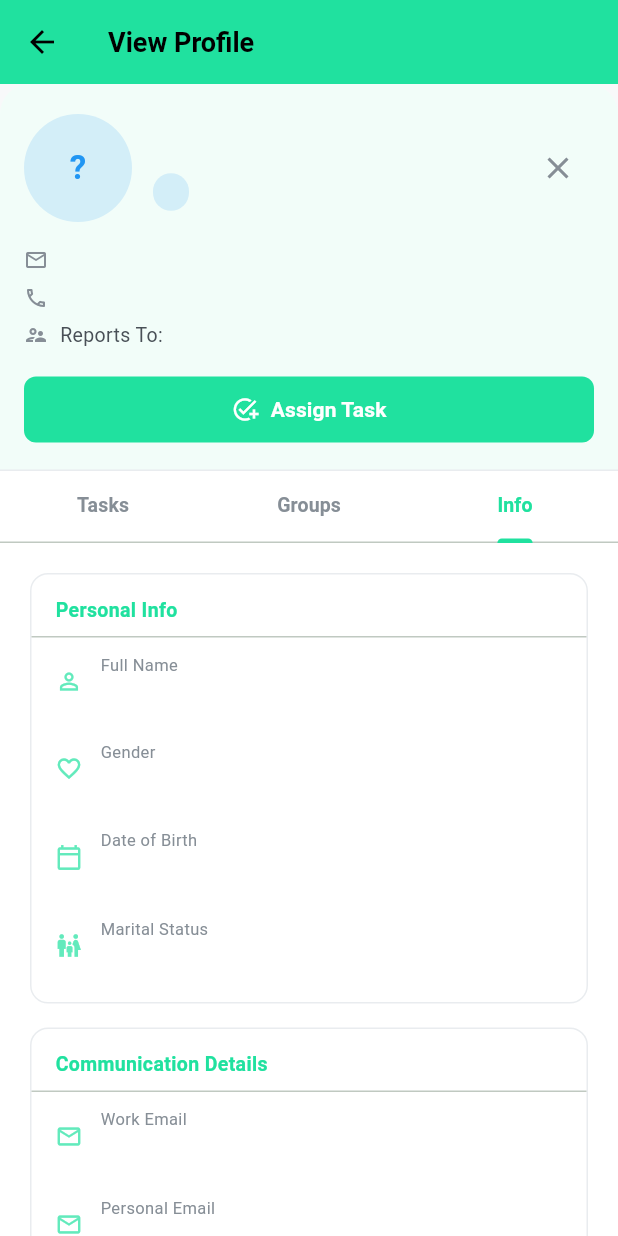
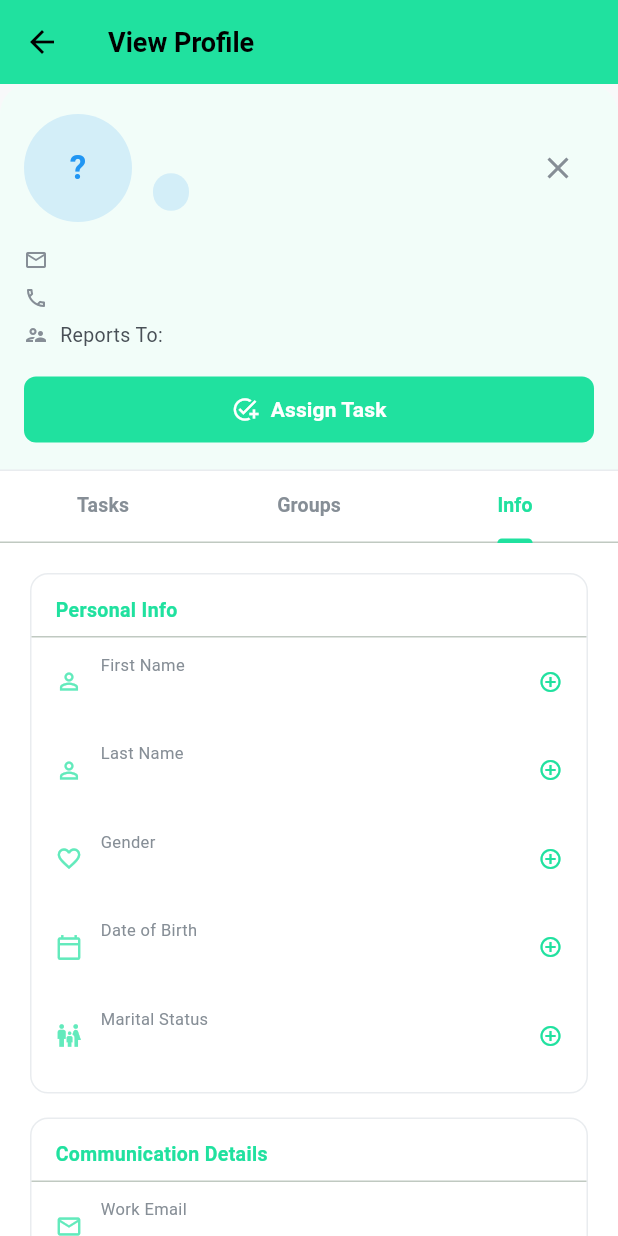
Before and after one commit to Sunilturkar2810/DT_pro_Two, a Flutter app: the ViewProfileScreen screen opened directly with empty values, tab 3 chosen, on a phone screen of 412 x 824 dp. Run offline on Flutter 3.47's test engine with Material 3 defaults, Android fonts, the phone set to English and light mode, and no system bars; our stand-ins replace audioplayers, dio, file_picker, fl_chart, flutter_local_notifications, hive and 5 more; missing offline and left inert: record; accounts and stored records are empty; network calls fail.

Commit message:
Implement profile update functionality for all fields (Backend & Frontend)

```diff
--- a/frontend/lib/screen/home/my_team.dart
+++ b/frontend/lib/screen/home/my_team.dart
@@ -655,6 +655,64 @@ class MemberDetailPanel extends StatefulWidget {
 class _MemberDetailPanelState extends State<MemberDetailPanel> {
   final Color _green = ThemeProvider.primaryGreen;
 
+  void _showEditDialog(String label, String fieldKey, String currentValue) {
+    final TextEditingController _editController = TextEditingController(
+      text: currentValue == "N/A" ? "" : currentValue,
+    );
+    showDialog(
+      context: context,
+      builder: (ctx) {
+        final ac = widget.appColors;
+        return AlertDialog(
+          backgroundColor: ac.cardBackground,
+          title: Text("Edit $label", style: TextStyle(color: ac.textPrimary)),
+          content: TextField(
+            controller: _editController,
+            decoration: InputDecoration(
+              hintText: "Enter $label",
+              hintStyle: TextStyle(color: ac.textMuted),
+              enabledBorder: UnderlineInputBorder(borderSide: BorderSide(color: _green)),
+              focusedBorder: UnderlineInputBorder(borderSide: BorderSide(color: _green)),
+            ),
+            style: TextStyle(color: ac.textPrimary),
+          ),
+          actions: [
+            TextButton(
+              onPressed: () => Navigator.pop(ctx),
+              child: Text("Cancel", style: TextStyle(color: ac.textMuted)),
+            ),
+            ElevatedButton(
+              style: ElevatedButton.styleFrom(backgroundColor: _green),
+              onPressed: () async {
+                final newValue = _editController.text.trim();
+                if (newValue != (currentValue == "N/A" ? "" : currentValue)) {
+                  final provider = Provider.of<AuthProvider>(context, listen: false);
+                  Navigator.pop(ctx);
+
+                  bool success = await provider.updateProfile({fieldKey: newValue});
+
+                  if (success) {
+                    ScaffoldMessenger.of(context).showSnackBar(
+                      SnackBar(content: Text("$label updated successfully"), backgroundColor: Colors.green),
+                    );
+                    // Refresh current user if needed, though updateProfile usually updates the provider state
+                  } else {
+                    ScaffoldMessenger.of(context).showSnackBar(
+                      SnackBar(content: Text(provider.errorMessage ?? "Failed to update"), backgroundColor: Colors.red),
+                    );
+                  }
+                } else {
+                  Navigator.pop(ctx);
+                }
+              },
+              child: const Text("Save", style: TextStyle(color: Colors.white)),
+            ),
+          ],
+        );
+      },
+    );
+  }
+
   @override
   Widget build(BuildContext context) {
     final ac = widget.appColors;
@@ -1043,11 +1101,15 @@ class _MemberDetailPanelState extends State<MemberDetailPanel> {
   }
 
   Widget _buildInfoTab(UserModel member, AppColors ac) {
+    final currentUser = context.watch<AuthProvider>().currentUser;
+    final bool isOwnProfile = currentUser?.id == member.id;
+    final displayMember = isOwnProfile ? currentUser! : member;
+
     String addressText = [
-      if (member.address != null && member.address!.isNotEmpty) member.address,
-      if (member.city != null && member.city!.isNotEmpty) member.city,
-      if (member.state != null && member.state!.isNotEmpty) member.state,
-      if (member.nationality != null && member.nationality!.isNotEmpty) member.nationality,
+      if (displayMember.address != null && displayMember.address!.isNotEmpty) displayMember.address,
+      if (displayMember.city != null && displayMember.city!.isNotEmpty) displayMember.city,
+      if (displayMember.state != null && displayMember.state!.isNotEmpty) displayMember.state,
+      if (displayMember.nationality != null && displayMember.nationality!.isNotEmpty) displayMember.nationality,
     ].where((e) => e != null).join(', ');
     if (addressText.isEmpty) addressText = "N/A";
 
@@ -1056,27 +1118,31 @@ class _MemberDetailPanelState extends State<MemberDetailPanel> {
       child: Column(
         children: [
           _infoCard("Personal Info", [
-            _infoItem(Icons.person_outline, "Full Name", member.fullName, ac),
-            _infoItem(Icons.favorite_outline, "Gender", member.gender ?? "N/A", ac),
-            _infoItem(Icons.calendar_today_outlined, "Date of Birth", member.dateOfBirth ?? "N/A", ac),
-            _infoItem(Icons.family_restroom_outlined, "Marital Status", member.maritalStatus ?? "N/A", ac),
+            _infoItem(Icons.person_outline, "First Name", displayMember.firstName, ac, fieldKey: 'firstName', canEdit: isOwnProfile),
+            _infoItem(Icons.person_outline, "Last Name", displayMember.lastName, ac, fieldKey: 'lastName', canEdit: isOwnProfile),
+            _infoItem(Icons.favorite_outline, "Gender", displayMember.gender ?? "N/A", ac, fieldKey: 'gender', canEdit: isOwnProfile),
+            _infoItem(Icons.calendar_today_outlined, "Date of Birth", displayMember.dateOfBirth ?? "N/A", ac, fieldKey: 'dateOfBirth', canEdit: isOwnProfile),
+            _infoItem(Icons.family_restroom_outlined, "Marital Status", displayMember.maritalStatus ?? "N/A", ac, fieldKey: 'maritalStatus', canEdit: isOwnProfile),
           ], ac),
           const SizedBox(height: 16),
           _infoCard("Communication Details", [
-            _infoItem(Icons.email_outlined, "Work Email", member.workEmail, ac),
-            _infoItem(Icons.mail_outline, "Personal Email", member.personalEmail ?? "N/A", ac),
-            _infoItem(Icons.phone_outlined, "Primary Mobile", member.mobileNumber ?? "N/A", ac),
-            _infoItem(Icons.phone_in_talk_outlined, "Emergency Contact", member.emergencyMobileNo ?? "N/A", ac),
-            _infoItem(Icons.location_on_outlined, "Address", addressText, ac),
+            _infoItem(Icons.email_outlined, "Work Email", displayMember.workEmail, ac), // Email usually not editable by user
+            _infoItem(Icons.mail_outline, "Personal Email", displayMember.personalEmail ?? "N/A", ac, fieldKey: 'personalEmail', canEdit: isOwnProfile),
+            _infoItem(Icons.phone_outlined, "Primary Mobile", displayMember.mobileNumber ?? "N/A", ac, fieldKey: 'mobileNumber', canEdit: isOwnProfile),
+            _infoItem(Icons.phone_in_talk_outlined, "Emergency Contact", displayMember.emergencyMobileNo ?? "N/A", ac, fieldKey: 'emergencyMobileNo', canEdit: isOwnProfile),
+            _infoItem(Icons.location_on_outlined, "Address", displayMember.address ?? "N/A", ac, fieldKey: 'address', canEdit: isOwnProfile),
+            _infoItem(Icons.location_city_outlined, "City", displayMember.city ?? "N/A", ac, fieldKey: 'city', canEdit: isOwnProfile),
+            _infoItem(Icons.map_outlined, "State", displayMember.state ?? "N/A", ac, fieldKey: 'state', canEdit: isOwnProfile),
+            _infoItem(Icons.flag_outlined, "Nationality", displayMember.nationality ?? "N/A", ac, fieldKey: 'nationality', canEdit: isOwnProfile),
           ], ac),
           const SizedBox(height: 16),
           _infoCard("Employment & Career", [
-            _infoItem(Icons.work_outline, "Role", member.role, ac),
-            _infoItem(Icons.badge_outlined, "Designation", member.designation, ac),
-            _infoItem(Icons.business_outlined, "Department", member.department, ac),
-            _infoItem(Icons.supervisor_account_outlined, "Reports To", member.manager ?? "N/A", ac),
-            _infoItem(Icons.access_time_outlined, "Joining Date", member.joiningDate ?? "N/A", ac),
-            _infoItem(Icons.account_balance_wallet_outlined, "Current Salary", member.currentSalary != null ? "₹${member.currentSalary}" : "N/A", ac),
+            _infoItem(Icons.work_outline, "Role", displayMember.role, ac),
+            _infoItem(Icons.badge_outlined, "Designation", displayMember.designation, ac, fieldKey: 'designation', canEdit: isOwnProfile),
+            _infoItem(Icons.business_outlined, "Department", displayMember.department, ac, fieldKey: 'department', canEdit: isOwnProfile),
+            _infoItem(Icons.supervisor_account_outlined, "Reports To", displayMember.manager ?? "N/A", ac),
+            _infoItem(Icons.access_time_outlined, "Joining Date", displayMember.joiningDate ?? "N/A", ac, fieldKey: 'joiningDate', canEdit: isOwnProfile),
+            _infoItem(Icons.account_balance_wallet_outlined, "Current Salary", displayMember.currentSalary != null ? "₹${displayMember.currentSalary}" : "N/A", ac),
           ], ac),
         ],
       ),
@@ -1112,9 +1178,12 @@ class _MemberDetailPanelState extends State<MemberDetailPanel> {
     );
   }
 
-  Widget _infoItem(IconData icon, String label, String value, AppColors ac) {
+  Widget _infoItem(IconData icon, String label, String value, AppColors ac, {String? fieldKey, bool canEdit = false}) {
+    bool isNA = value == "N/A" || value.isEmpty;
     return Padding(
       padding: const EdgeInsets.symmetric(horizontal: 16, vertical: 10),
+      child: InkWell(
+        onTap: (canEdit && (isNA || true)) ? () => _showEditDialog(label, fieldKey!, value) : null,
         child: Row(
           children: [
             Icon(icon, size: 18, color: _green.withOpacity(0.7)),
@@ -1139,7 +1208,14 @@ class _MemberDetailPanelState extends State<MemberDetailPanel> {
                 ],
               ),
             ),
+            if (canEdit)
+              Icon(
+                isNA ? Icons.add_circle_outline : Icons.edit_outlined,
+                size: 16,
+                color: isNA ? _green : ac.textMuted,
+              ),
           ],
+        ),
       ),
     );
   }
```
Also changed, not shown: 1 other file. Lines whose indentation alone changed are shown as unchanged.
